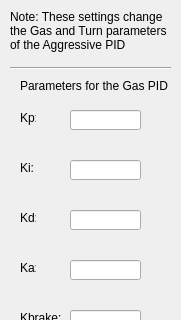
projectCARS/CARS2014-GIT, file CARS/pidsettings.ui: the form before one commit; both pictures show x 0 to 181 and y 0 to 320 of the 181 by 579 pixel window.
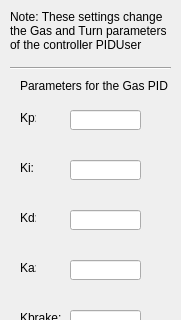
The form after the commit.

Diff of the .ui file:
```diff
--- a/CARS/pidsettings.ui
+++ b/CARS/pidsettings.ui
@@ -220,7 +220,7 @@
     </rect>
    </property>
    <property name="text">
-    <string>Note: These settings change the Gas and Turn parameters of the Aggressive PID</string>
+    <string>Note: These settings change the Gas and Turn parameters of the controller PIDUser</string>
    </property>
    <property name="wordWrap">
     <bool>true</bool>
```
